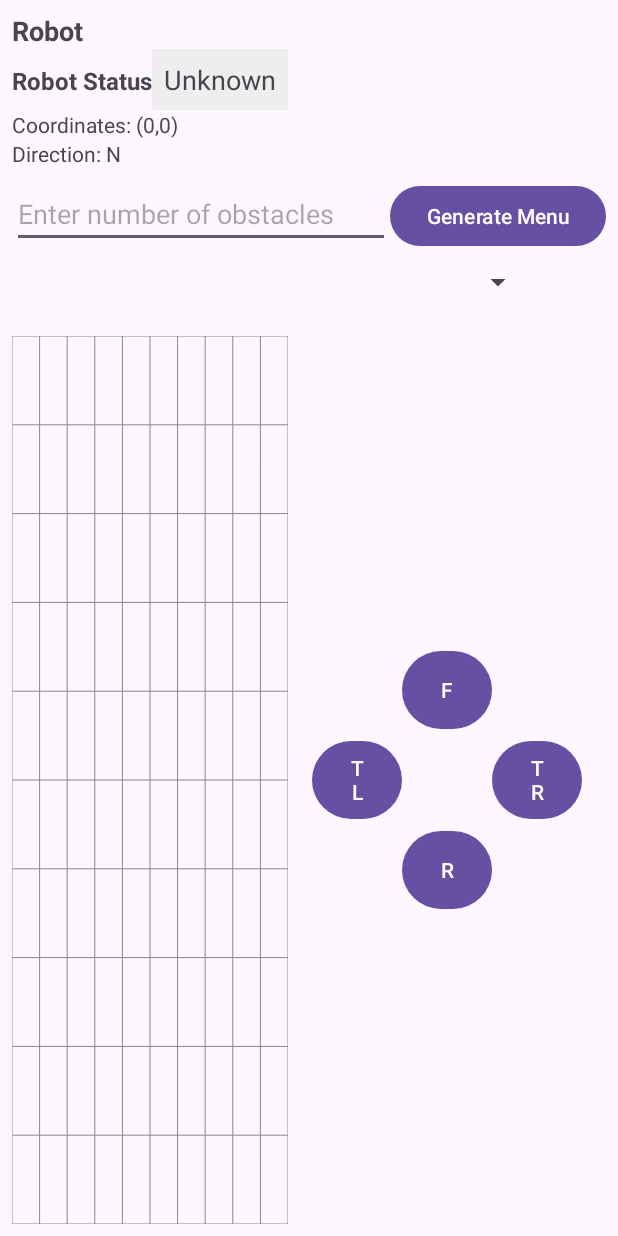
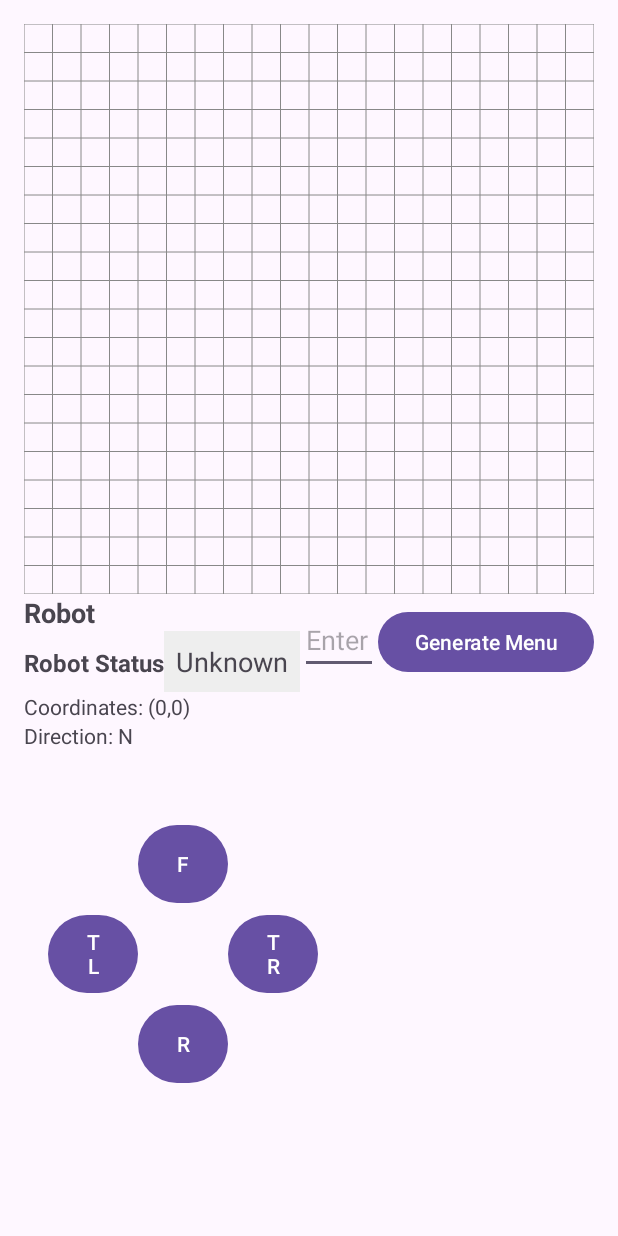
Before and after one commit to quekdylan/STM32-Car-Project, an Android app: the ArenaActivity screen opened directly, with no data from a screen before it, on a phone screen of 412 x 824 dp. Run offline under Robolectric (Android 15) with nearby library versions, the phone set to English and light mode, and no system bars; 3 statements that could not run were skipped.

Commit message:
Change arena and obstacle layout

```diff
--- a/android/app/src/main/java/com/example/mdpapp/services/BluetoothService.java
+++ b/android/app/src/main/java/com/example/mdpapp/services/BluetoothService.java
@@ -220,8 +220,6 @@ public class BluetoothService extends Service {
             try {
                 // Connect through the socket.
                 mmSocket.connect();
-                Log.d(TAG, "Connected to " + mmDevice.getName());
-                notifyMessageReceived("STATUS:Connected to " + mmDevice.getName());
             } catch (IOException connectException) {
                 // Failed to connect
                 Log.e(TAG, "Connection failed", connectException);
--- a/android/app/src/main/res/layout/activity_arena.xml
+++ b/android/app/src/main/res/layout/activity_arena.xml
@@ -1,17 +1,27 @@
 <LinearLayout xmlns:android="http://schemas.android.com/apk/res/android"
     xmlns:tools="http://schemas.android.com/tools"
-    android:orientation="vertical"
     android:layout_width="match_parent"
     android:layout_height="match_parent"
-    android:padding="8dp"
-    tools:context=".activities.ArenaActivity">
+    android:orientation="vertical"
+    android:padding="16dp">
+
+    <com.example.mdpapp.views.ArenaView
+        android:id="@+id/arenaView"
+        android:layout_width="match_parent"
+        android:layout_height="match_parent"
+        android:layout_weight="1" />
 
     <!-- Robot Info -->
     <LinearLayout
+        android:layout_width="wrap_content"
+        android:layout_height="wrap_content"
+        android:orientation="horizontal">
+
+        <LinearLayout
             android:id="@+id/robotInfoBox"
-        android:orientation="vertical"
             android:layout_width="match_parent"
-        android:layout_height="wrap_content">
+            android:layout_height="wrap_content"
+            android:orientation="vertical">
 
             <TextView
                 android:id="@+id/tvRobotLabel"
@@ -32,20 +42,17 @@
                     android:layout_height="wrap_content"
                     android:text="@string/robot_status_label"
                     android:textSize="16sp"
-                android:textStyle="bold"/>
+                    android:textStyle="bold" />
 
                 <TextView
                     android:id="@+id/tvRobotStatus"
                     android:layout_width="match_parent"
                     android:layout_height="wrap_content"
+                    android:background="#EEE"
+                    android:padding="8dp"
                     android:text="@string/robot_status_unknown"
-                android:textSize="18sp"
-                android:padding="8dp"
-                android:background="#EEE"/>
-
-        </LinearLayout>
-
-        <!-- Coordinates -->
+                    android:textSize="18sp" />
+            </LinearLayout> <!-- Coordinates -->
             <LinearLayout
                 android:layout_width="wrap_content"
                 android:layout_height="wrap_content"
@@ -61,9 +68,7 @@
                     android:layout_width="wrap_content"
                     android:layout_height="wrap_content"
                     android:text="(0,0)" />
-        </LinearLayout>
-
-        <!-- Direction -->
+            </LinearLayout> <!-- Direction -->
             <LinearLayout
                 android:layout_width="wrap_content"
                 android:layout_height="wrap_content"
@@ -80,23 +85,28 @@
                     android:layout_height="wrap_content"
                     android:text="N" />
             </LinearLayout>
-    </LinearLayout>
+        </LinearLayout> <!-- Input + Generate Button -->
 
-    <!-- Input + Generate Button -->
+        <LinearLayout
+            android:layout_width="wrap_content"
+            android:layout_height="wrap_content"
+            android:orientation="vertical">
+
             <LinearLayout
                 android:id="@+id/inputLayout"
-        android:orientation="horizontal"
                 android:layout_width="match_parent"
                 android:layout_height="wrap_content"
-        android:layout_marginTop="8dp">
+                android:layout_marginTop="8dp"
+                android:orientation="horizontal">
 
                 <EditText
                     android:id="@+id/etObstacleCount"
                     android:layout_width="0dp"
                     android:layout_height="wrap_content"
                     android:layout_weight="1"
+                    android:hint="Enter number of obstacles"
                     android:inputType="number"
-            android:hint="Enter number of obstacles" />
+                    android:gravity="center"/>
 
                 <Button
                     android:id="@+id/btnGenerateMenu"
@@ -105,107 +115,72 @@
                     android:text="Generate Menu" />
             </LinearLayout>
 
-    <!-- Spinner + Preview -->
-    <LinearLayout
-        android:id="@+id/spinnerLayout"
-        android:orientation="horizontal"
+            <GridLayout
+                android:id="@+id/glObstaclePreviews"
                 android:layout_width="match_parent"
                 android:layout_height="wrap_content"
-        android:layout_marginTop="8dp">
+                android:layout_marginTop="8dp"
+                android:alignmentMode="alignMargins"
+                android:rowOrderPreserved="false"
+                android:useDefaultMargins="true">
+            </GridLayout>
 
-        <Spinner
-            android:id="@+id/spObstacleSpinner"
-            android:layout_width="0dp"
-            android:layout_height="wrap_content"
-            android:layout_weight="1" />
-
-        <ImageView
-            android:id="@+id/ivObstaclePreview"
-            android:layout_width="40dp"
-            android:layout_height="40dp"
-            android:layout_marginStart="8dp"
-            android:contentDescription="Obstacle Preview" />
+        </LinearLayout>
     </LinearLayout>
 
-    <!-- Arena + Buttons Row -->
     <LinearLayout
-        android:orientation="horizontal"
         android:layout_width="match_parent"
-        android:layout_height="0dp"
+        android:layout_height="wrap_content"
+        android:layout_marginTop="8dp"
         android:layout_weight="1"
-        android:layout_marginTop="8dp">
-
-        <com.example.mdpapp.views.ArenaView
-            android:id="@+id/arenaView"
-            android:layout_width="0dp"
-            android:layout_height="match_parent"
-            android:layout_weight="2" />
+        android:orientation="horizontal">
 
         <GridLayout
             android:id="@+id/buttonPanel"
             android:layout_width="wrap_content"
             android:layout_height="wrap_content"
+            android:layout_gravity="center"
+            android:layout_margin="16dp"
             android:alignmentMode="alignMargins"
             android:columnCount="3"
             android:rowCount="3"
-            android:layout_gravity="center"
-            android:rowOrderPreserved="false"
-            android:layout_margin="16dp">
-
-            <!-- Empty top-left -->
+            android:rowOrderPreserved="false"> <!-- Empty top-left -->
             <View
                 android:layout_width="60dp"
-                android:layout_height="60dp" />
-
-            <!-- Forward button -->
+                android:layout_height="60dp" /> <!-- Forward button -->
             <Button
                 android:id="@+id/btnForward"
                 android:layout_width="60dp"
                 android:layout_height="60dp"
-                android:text="@string/forward" />
-
-            <!-- Empty top-right -->
+                android:text="@string/forward" /> <!-- Empty top-right -->
             <View
                 android:layout_width="60dp"
-                android:layout_height="60dp" />
-
-            <!-- Left button -->
+                android:layout_height="60dp" /> <!-- Left button -->
             <Button
                 android:id="@+id/btnLeft"
                 android:layout_width="60dp"
                 android:layout_height="60dp"
-                android:text="@string/turn_left" />
-
-            <!-- Empty center (no stop button) -->
+                android:text="@string/turn_left" /> <!-- Empty center (no stop button) -->
             <View
                 android:layout_width="60dp"
-                android:layout_height="60dp" />
-
-            <!-- Right button -->
+                android:layout_height="60dp" /> <!-- Right button -->
             <Button
                 android:id="@+id/btnRight"
                 android:layout_width="60dp"
                 android:layout_height="60dp"
-                android:text="@string/turn_right" />
-
-            <!-- Empty bottom-left -->
+                android:text="@string/turn_right" /> <!-- Empty bottom-left -->
             <View
                 android:layout_width="60dp"
-                android:layout_height="60dp" />
-
-            <!-- Reverse button -->
+                android:layout_height="60dp" /> <!-- Reverse button -->
             <Button
                 android:id="@+id/btnReverse"
                 android:layout_width="60dp"
                 android:layout_height="60dp"
-                android:text="@string/reverse" />
-
-            <!-- Empty bottom-right -->
+                android:text="@string/reverse" /> <!-- Empty bottom-right -->
             <View
                 android:layout_width="60dp"
                 android:layout_height="60dp" />
-
         </GridLayout>
+        <!-- Obstacle Previews Grid -->
     </LinearLayout>
-
 </LinearLayout>
--- a/android/app/src/main/res/layout/activity_chat.xml
+++ b/android/app/src/main/res/layout/activity_chat.xml
@@ -63,7 +63,6 @@
             android:layout_marginStart="8dp"
             android:text="@string/send" />
 
-
     </LinearLayout>
 
 
```
Also changed, not shown: android/app/src/main/java/com/example/mdpapp/activities/ArenaActivity.java (+43 -80 lines), android/app/src/main/java/com/example/mdpapp/views/ArenaView.java (+45 -46 lines), android/app/src/main/res/layout/activity_main.xml (+2 -15 lines). Lines whose indentation alone changed are shown as unchanged.
